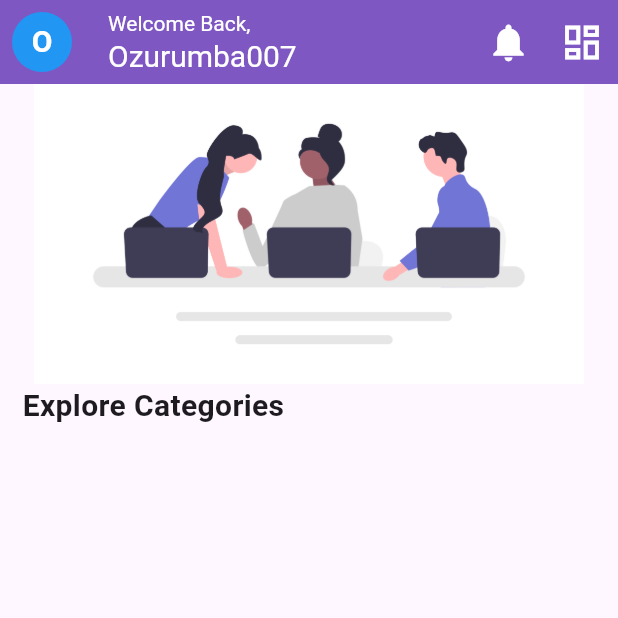
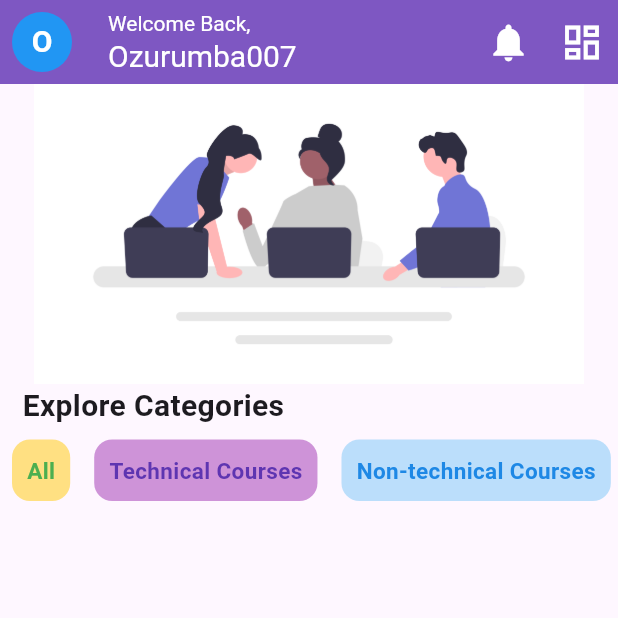
Before and after one commit to Ozurumba007/apt_learn_ui, a Flutter app: the HomeScreen screen opened directly, on a phone screen of 412 x 824 dp, the top half of it. Run offline on Flutter 3.47's test engine with Material 2 defaults, Android fonts, the phone set to English and light mode, and no system bars; our stand-ins replace get, smooth_page_indicator.

Commit message:
added a list of categories

```diff
--- a/lib/home_screen/home_screen.dart
+++ b/lib/home_screen/home_screen.dart
@@ -1,4 +1,6 @@
 import 'package:flutter/material.dart';
+
+import '../utili/categories.dart';
 
 class HomeScreen extends StatefulWidget {
   const HomeScreen({super.key});
@@ -94,6 +96,11 @@ class _HomeScreenState extends State<HomeScreen> {
                 ],
               ),
             ),
+            Categories(
+              text: 'All',
+              secondCategorytext: 'Technical Courses',
+              thirdCategorytext: 'Non-technical Courses',
+            ),
           ],
         ),
       ),
--- a/lib/utili/categories.dart
+++ b/lib/utili/categories.dart
@@ -1,13 +1,22 @@
 import 'package:flutter/material.dart';
 
 class Categories extends StatelessWidget {
-  const Categories({super.key});
+  final String text;
+  final String secondCategorytext;
+  final String thirdCategorytext;
+  const Categories(
+      {super.key,
+      required this.text,
+      required this.secondCategorytext,
+      required this.thirdCategorytext});
 
   @override
   Widget build(BuildContext context) {
     return Row(
       children: [
-        Container(
+        Padding(
+          padding: const EdgeInsets.all(8.0),
+          child: Container(
             decoration: BoxDecoration(
               borderRadius: BorderRadius.circular(12),
               color: Colors.amber[200],
@@ -15,10 +24,52 @@ class Categories extends StatelessWidget {
             child: Padding(
               padding: const EdgeInsets.all(10.0),
               child: Text(
-              'All',
+                text,
                 style: TextStyle(
+                  color: Colors.green,
                   fontSize: 15,
                   fontWeight: FontWeight.bold,
+                ),
+              ),
+            ),
+          ),
+        ),
+        Padding(
+          padding: const EdgeInsets.all(8.0),
+          child: Container(
+            decoration: BoxDecoration(
+              borderRadius: BorderRadius.circular(12),
+              color: Colors.purple[200],
+            ),
+            child: Padding(
+              padding: const EdgeInsets.all(10.0),
+              child: Text(
+                secondCategorytext,
+                style: TextStyle(
+                  color: Colors.deepPurple[600],
+                  fontSize: 15,
+                  fontWeight: FontWeight.bold,
+                ),
+              ),
+            ),
+          ),
+        ),
+        Padding(
+          padding: const EdgeInsets.all(8.0),
+          child: Container(
+            decoration: BoxDecoration(
+              borderRadius: BorderRadius.circular(12),
+              color: Colors.blue[100],
+            ),
+            child: Padding(
+              padding: const EdgeInsets.all(10.0),
+              child: Text(
+                thirdCategorytext,
+                style: TextStyle(
+                  color: Colors.blue[600],
+                  fontSize: 15,
+                  fontWeight: FontWeight.bold,
+                ),
               ),
             ),
           ),
```
Lines whose indentation alone changed are shown as unchanged.
